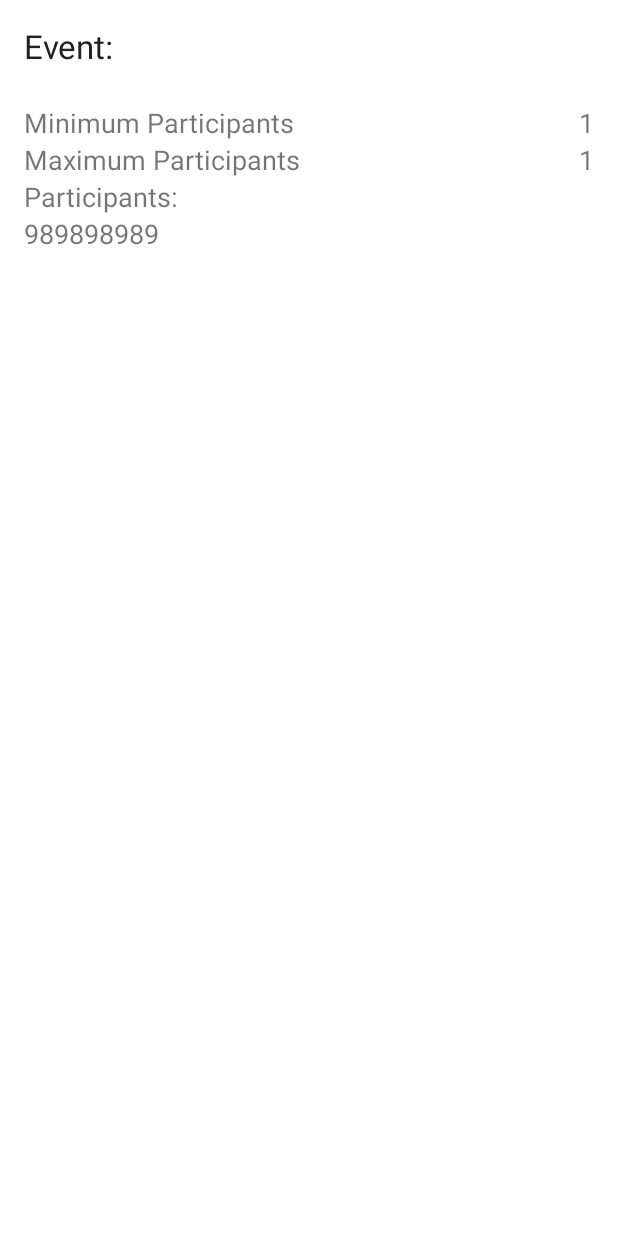
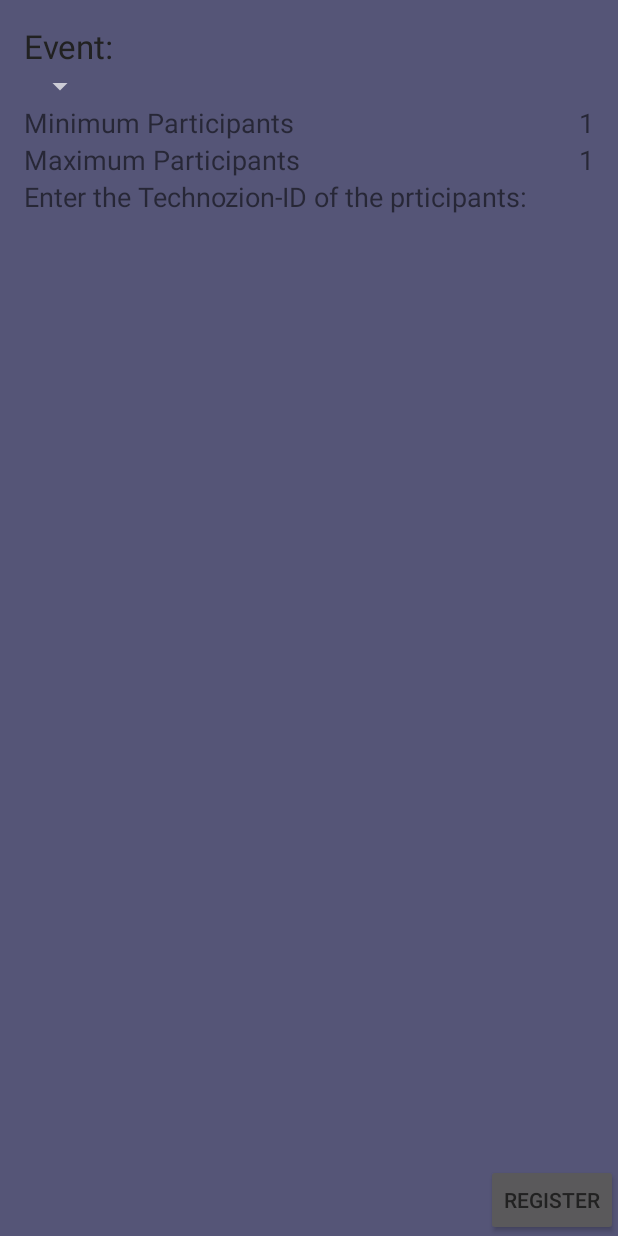
Before and after one commit to rohittanwar/tz15app, an Android app: the RegisterEventFragment screen opened directly, with no data from a screen before it, on a phone screen of 412 x 824 dp. Run offline under Robolectric (Android 15) with nearby library versions, the phone set to English and light mode, and no system bars.

Commit message:
half work on event registration

```diff
--- a/app/src/main/res/layout/edit_text_tz_id.xml
+++ b/app/src/main/res/layout/edit_text_tz_id.xml
@@ -3,6 +3,6 @@
     android:layout_width="match_parent"
     android:layout_height="match_parent"
     android:inputType="number"
-    android:text="12344">
+    >
 
 </EditText>
--- a/app/src/main/res/layout/fragment_register_event.xml
+++ b/app/src/main/res/layout/fragment_register_event.xml
@@ -1,10 +1,24 @@
-<RelativeLayout xmlns:android="http://schemas.android.com/apk/res/android"
-    xmlns:tools="http://schemas.android.com/tools" android:layout_width="match_parent"
+<RelativeLayout
+    android:layout_width="match_parent"
+    android:layout_height="match_parent"
+    xmlns:android="http://schemas.android.com/apk/res/android"
+    xmlns:tools="http://schemas.android.com/tools"
+    android:orientation="vertical"
+    android:background="@color/bg"
+    tools:context="com.myapps.materialapplication.RegisterEventFragment">
+
+    <ScrollView
+        android:layout_width="match_parent"
+        android:layout_height="match_parent"
+        android:layout_above="@+id/buttonRegister"
+        android:layout_alignParentTop="true">
+    <RelativeLayout
+        android:layout_width="match_parent"
         android:layout_height="match_parent" android:paddingLeft="@dimen/activity_horizontal_margin"
         android:paddingRight="@dimen/activity_horizontal_margin"
         android:paddingTop="@dimen/activity_vertical_margin"
         android:paddingBottom="@dimen/activity_vertical_margin"
-    tools:context="com.myapps.materialapplication.RegisterEventFragment">
+        >
 
 
         <TextView
@@ -78,11 +92,7 @@
             android:fillViewport="false"
             android:layout_below="@+id/textViewParticipants">
 
-            <TextView
-                android:layout_width="wrap_content"
-                android:layout_height="wrap_content"
-                android:textAppearance="?android:attr/textAppearanceMediumInverse"
-                android:text="989898989" />
+
 
         </LinearLayout>
 
@@ -90,7 +100,7 @@
             android:layout_width="wrap_content"
             android:layout_height="wrap_content"
             android:textAppearance="?android:attr/textAppearanceMediumInverse"
-        android:text="Participants:"
+            android:text="Enter the Technozion-ID of the prticipants:"
             android:id="@+id/textViewParticipants"
             android:layout_below="@+id/textViewMaximumParticipants"
             android:layout_alignParentLeft="true"
@@ -98,3 +108,16 @@
 
 
     </RelativeLayout>
+    </ScrollView>
+
+    <Button
+        android:layout_width="wrap_content"
+        android:layout_height="wrap_content"
+        android:text="Register"
+        android:id="@+id/buttonRegister"
+        android:layout_alignParentBottom="true"
+        android:layout_alignParentRight="true"
+        android:layout_alignParentEnd="true" />
+
+
+</RelativeLayout>
--- a/app/src/main/res/values/colors.xml
+++ b/app/src/main/res/values/colors.xml
@@ -17,4 +17,11 @@
     <color name="myNavigationColor">#000000</color>
 
     <color name="selected_gray">#ffdbdbdb</color>
+
+    <color name="next_event">#ffdbdbdb</color>
+    <color name="next_event_time">#ffdbdbdb</color>
+
+    <color name="bg">#555577</color>
+
+
 </resources>
```
Also changed, not shown: app/src/main/java/com/myapps/materialapplication/RegisterEventFragment.java (+105 -15 lines), app/src/main/res/layout/fragment_home.xml (+10 -5 lines), app/src/main/res/drawable-hdpi/tz_main.jpg (added). Lines whose indentation alone changed are shown as unchanged.
